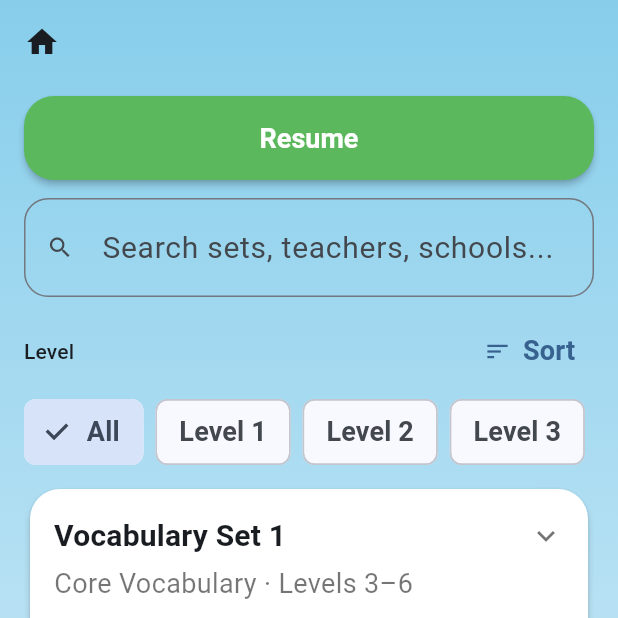
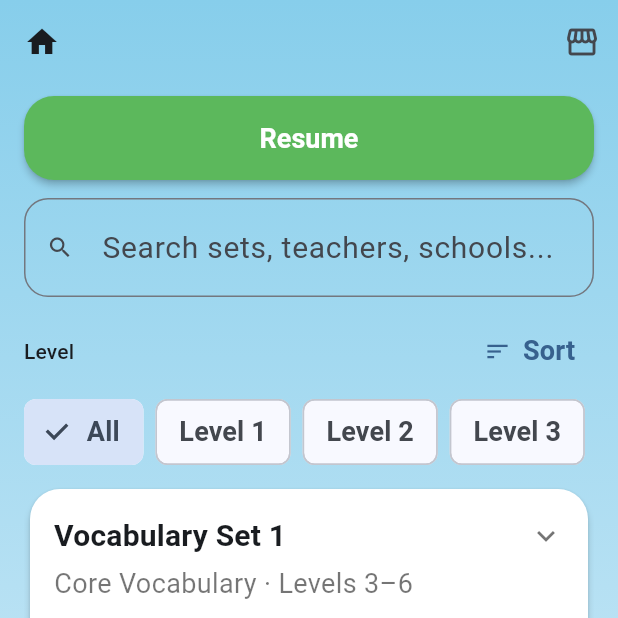
Before and after one commit to vtruong-systems/vocab-aloud-app, a Flutter app: the SetSelectionScreen screen opened by its route, on a phone screen of 412 x 824 dp, the top half of it. Run offline on Flutter 3.47's test engine with Material 3 defaults, Android fonts, the light colour scheme and no system bars; our stand-ins replace confetti, flutter_tts, shared_preferences, video_player; accounts and stored records are empty.

Commit message:
add store

```diff
--- a/lib/app.dart
+++ b/lib/app.dart
@@ -8,6 +8,7 @@ import 'screens/credits_screen.dart';
 import 'screens/create_profile_screen.dart';
 import 'screens/custom_lessons_screen.dart';
 import 'screens/edit_profile_screen.dart';
+import 'screens/icon_store_screen.dart';
 import 'screens/learn_words_screen.dart';
 import 'screens/profile_selection_screen.dart';
 import 'screens/progress_screen.dart';
@@ -19,6 +20,7 @@ import 'screens/splash_screen.dart';
 import 'screens/spell_it_screen.dart';
 import 'screens/type_it_screen.dart';
 import 'screens/word_list_screen.dart';
+import 'services/purchase_service.dart';
 import 'services/app_storage_service.dart';
 import 'services/text_to_speech_service.dart';
 import 'state/app_controller.dart';
@@ -33,10 +35,12 @@ class VocabApp extends StatelessWidget {
       providers: [
         Provider(create: (_) => AppStorageService()),
         Provider(create: (_) => TextToSpeechService()),
+        Provider<PurchaseService>(create: (_) => const StubPurchaseService()),
         ChangeNotifierProvider(
           create: (context) => AppController(
             storage: context.read<AppStorageService>(),
             tts: context.read<TextToSpeechService>(),
+            purchaseService: context.read<PurchaseService>(),
           ),
         ),
       ],
@@ -49,6 +53,7 @@ class VocabApp extends StatelessWidget {
           AppRoutes.createProfile: (_) => const CreateProfileScreen(),
           AppRoutes.profileSelection: (_) => const ProfileSelectionScreen(),
           AppRoutes.editProfile: (_) => const EditProfileScreen(),
+          AppRoutes.iconStore: (_) => const IconStoreScreen(),
           AppRoutes.setSelection: (_) => const SetSelectionScreen(),
           AppRoutes.setDashboard: (_) => const SetDashboardScreen(),
           AppRoutes.learnWords: (_) => const LearnWordsScreen(),
--- /dev/null
+++ b/lib/data/profile_icon_catalog.dart
@@ -0,0 +1,89 @@
+const presetEmojis = ['🦊', '🐶', '🐱', '🐻', '🦁', '🐸', '🐼', '🦄', '🌟', '📚'];
+
+const _emojiIds = {
+  '🦊': 'fox',
+  '🐶': 'dog',
+  '🐱': 'cat',
+  '🐻': 'bear',
+  '🦁': 'lion',
+  '🐸': 'frog',
+  '🐼': 'panda',
+  '🦄': 'unicorn',
+  '🌟': 'star',
+  '📚': 'books',
+};
+
+enum ProfileIconKind { emoji, premium }
+
+class ProfileIconEntry {
+  const ProfileIconEntry({
+    required this.id,
+    required this.kind,
+    this.emoji,
+    this.assetPath,
+    this.featured = false,
+    this.free = false,
+  });
+
+  final String id;
+  final ProfileIconKind kind;
+  final String? emoji;
+  final String? assetPath;
+  final bool featured;
+  final bool free;
+
+  /// Future App Store / Play SKU: vocab_icon_{id}
+  String get productId => 'vocab_icon_$id';
+
+  String get displayName {
+    if (kind == ProfileIconKind.emoji) return emoji ?? id;
+    return id[0].toUpperCase() + id.substring(1);
+  }
+}
+
+class ProfileIconCatalog {
+  ProfileIconCatalog._();
+
+  static final List<ProfileIconEntry> _emojiIcons = presetEmojis
+      .map(
+        (emoji) => ProfileIconEntry(
+          id: _emojiIds[emoji] ?? emoji,
+          kind: ProfileIconKind.emoji,
+          emoji: emoji,
+          free: true,
+        ),
+      )
+      .toList();
+
+  static const List<ProfileIconEntry> _premiumIcons = [
+    ProfileIconEntry(
+      id: 'octopus',
+      kind: ProfileIconKind.premium,
+      assetPath: 'assets/icons/premium/octopus.png',
+      featured: true,
+    ),
+  ];
+
+  static List<ProfileIconEntry> get allIcons => [
+        ..._emojiIcons,
+        ...List<ProfileIconEntry>.from(_premiumIcons)
+          ..sort((a, b) => a.id.compareTo(b.id)),
+      ];
+
+  static List<ProfileIconEntry> get featuredIcons =>
+      allIcons.where((entry) => entry.featured).toList();
+
+  static ProfileIconEntry? findById(String id) {
+    for (final entry in allIcons) {
+      if (entry.id == id) return entry;
+    }
+    return null;
+  }
+
+  static ProfileIconEntry? findEmojiEntry(String emoji) {
+    for (final entry in _emojiIcons) {
+      if (entry.emoji == emoji) return entry;
+    }
+    return null;
+  }
+}
--- a/lib/models/app_state.dart
+++ b/lib/models/app_state.dart
@@ -8,18 +8,21 @@ class AppState {
     this.profiles = const [],
     this.profileProgress = const {},
     this.settings = const AppSettings(),
+    this.ownedPremiumIconIds = const [],
   });
 
   final String? activeProfileId;
   final List<LocalProfile> profiles;
   final Map<String, ProfileProgress> profileProgress;
   final AppSettings settings;
+  final List<String> ownedPremiumIconIds;
 
   AppState copyWith({
     String? activeProfileId,
     List<LocalProfile>? profiles,
     Map<String, ProfileProgress>? profileProgress,
     AppSettings? settings,
+    List<String>? ownedPremiumIconIds,
     bool clearActiveProfile = false,
   }) {
     return AppState(
@@ -28,6 +31,7 @@ class AppState {
       profiles: profiles ?? this.profiles,
       profileProgress: profileProgress ?? this.profileProgress,
       settings: settings ?? this.settings,
+      ownedPremiumIconIds: ownedPremiumIconIds ?? this.ownedPremiumIconIds,
     );
   }
 
@@ -38,6 +42,7 @@ class AppState {
           (key, value) => MapEntry(key, value.toJson()),
         ),
         'settings': settings.toJson(),
+        'ownedPremiumIconIds': ownedPremiumIconIds,
       };
 
   factory AppState.fromJson(Map<String, dynamic> json) {
@@ -56,6 +61,9 @@ class AppState {
       settings: AppSettings.fromJson(
         json['settings'] as Map<String, dynamic>? ?? {},
       ),
+      ownedPremiumIconIds: (json['ownedPremiumIconIds'] as List<dynamic>? ?? [])
+          .map((item) => item as String)
+          .toList(),
     );
   }
 
--- a/lib/models/local_profile.dart
+++ b/lib/models/local_profile.dart
@@ -6,6 +6,7 @@ class LocalProfile {
     required this.displayName,
     required this.createdAt,
     this.avatarEmoji,
+    this.avatarPremiumId,
     this.maxGradeLevel,
   });
 
@@ -13,6 +14,7 @@ class LocalProfile {
   final String displayName;
   final DateTime createdAt;
   final String? avatarEmoji;
+  final String? avatarPremiumId;
   final GradeLevel? maxGradeLevel;
 
   GradeLevel get effectiveMaxGradeLevel =>
@@ -21,14 +23,18 @@ class LocalProfile {
   LocalProfile copyWith({
     String? displayName,
     String? avatarEmoji,
+    String? avatarPremiumId,
     GradeLevel? maxGradeLevel,
     bool clearMaxGradeLevel = false,
+    bool clearAvatarPremiumId = false,
   }) {
     return LocalProfile(
       id: id,
       displayName: displayName ?? this.displayName,
       createdAt: createdAt,
       avatarEmoji: avatarEmoji ?? this.avatarEmoji,
+      avatarPremiumId:
+          clearAvatarPremiumId ? null : (avatarPremiumId ?? this.avatarPremiumId),
       maxGradeLevel:
           clearMaxGradeLevel ? null : (maxGradeLevel ?? this.maxGradeLevel),
     );
@@ -39,6 +45,7 @@ class LocalProfile {
         'displayName': displayName,
         'createdAt': createdAt.toIso8601String(),
         'avatarEmoji': avatarEmoji,
+        if (avatarPremiumId != null) 'avatarPremiumId': avatarPremiumId,
         if (maxGradeLevel != null) 'maxGradeLevel': maxGradeLevel!.toJson(),
       };
 
@@ -48,6 +55,7 @@ class LocalProfile {
       displayName: json['displayName'] as String,
       createdAt: DateTime.parse(json['createdAt'] as String),
       avatarEmoji: json['avatarEmoji'] as String?,
+      avatarPremiumId: json['avatarPremiumId'] as String?,
       maxGradeLevel: GradeLevel.fromJson(json['maxGradeLevel'] as String?),
     );
   }
--- a/lib/navigation/routes.dart
+++ b/lib/navigation/routes.dart
@@ -16,4 +16,5 @@ class AppRoutes {
   static const credits = '/credits';
   static const correctAnswer = '/correct-answer';
   static const editProfile = '/edit-profile';
+  static const iconStore = '/icon-store';
 }
--- a/lib/screens/activity_screen.dart
+++ b/lib/screens/activity_screen.dart
@@ -25,8 +25,7 @@ class ActivityScreen extends StatelessWidget {
       );
     }
 
-    final subtitle =
-        '${profile.displayName} ${profile.avatarEmoji ?? presetEmojis.first}';
+    final subtitle = profile.displayName;
 
     return AppScaffold(
       title: 'Activity',
--- a/lib/screens/edit_profile_screen.dart
+++ b/lib/screens/edit_profile_screen.dart
@@ -3,6 +3,7 @@ import 'package:provider/provider.dart';
 
 import '../state/app_controller.dart';
 import '../widgets/app_scaffold.dart';
+import '../widgets/profile_avatar.dart';
 import '../widgets/profile_emoji_picker.dart';
 
 class EditProfileScreen extends StatelessWidget {
@@ -134,8 +135,7 @@ class EditProfileScreen extends StatelessWidget {
           final profile = controller.profiles[index];
           return Card(
             child: ListTile(
-              leading: Text(profile.avatarEmoji ?? presetEmojis.first,
-                  style: const TextStyle(fontSize: 28)),
+              leading: ProfileAvatar(profile: profile, size: 28),
               title: Text(profile.displayName),
               trailing: PopupMenuButton<String>(
                 onSelected: (value) async {
--- a/lib/screens/profile_selection_screen.dart
+++ b/lib/screens/profile_selection_screen.dart
@@ -7,6 +7,7 @@ import '../state/app_controller.dart';
 import '../theme/app_theme.dart';
 import '../utils/progress_helpers.dart';
 import '../widgets/app_scaffold.dart';
+import '../widgets/profile_avatar.dart';
 class ProfileSelectionScreen extends StatelessWidget {
   const ProfileSelectionScreen({super.key});
 
@@ -71,10 +72,7 @@ class ProfileSelectionScreen extends StatelessWidget {
                               mainAxisAlignment: MainAxisAlignment.center,
                               mainAxisSize: MainAxisSize.min,
                               children: [
-                                Text(
-                                  profile.avatarEmoji ?? '📚',
-                                  style: const TextStyle(fontSize: 26),
-                                ),
+                                ProfileAvatar(profile: profile, size: 26),
                                 const SizedBox(height: 2),
                                 Text(
                                   profile.displayName,
--- a/lib/screens/set_dashboard_screen.dart
+++ b/lib/screens/set_dashboard_screen.dart
@@ -8,7 +8,7 @@ import '../theme/app_theme.dart';
 import '../utils/progress_helpers.dart';
 import '../widgets/app_scaffold.dart';
 import '../widgets/practice_mode_button.dart';
-import '../widgets/profile_menu_button.dart';
+import '../widgets/profile_app_bar_actions.dart';
 import '../widgets/progress_bar_widget.dart';
 
 class SetDashboardScreen extends StatelessWidget {
@@ -60,7 +60,7 @@ class SetDashboardScreen extends StatelessWidget {
         icon: const Icon(Icons.arrow_back),
         onPressed: () => Navigator.pop(context),
       ),
-      actions: const [ProfileMenuButton()],
+      actions: const [ProfileAppBarActions()],
       body: Column(
         crossAxisAlignment: CrossAxisAlignment.stretch,
         children: [
--- a/lib/screens/set_selection_screen.dart
+++ b/lib/screens/set_selection_screen.dart
@@ -13,7 +13,7 @@ import '../utils/set_search.dart';
 import '../theme/app_theme.dart';
 import '../widgets/app_scaffold.dart';
 import '../widgets/home_icon_button.dart';
-import '../widgets/profile_menu_button.dart';
+import '../widgets/profile_app_bar_actions.dart';
 import '../widgets/word_set_card.dart';
 
 class SetSelectionScreen extends StatefulWidget {
@@ -220,7 +220,7 @@ class _SetSelectionScreenState extends State<SetSelectionScreen> {
 
     return AppScaffold(
       leading: const HomeIconButton(),
-      actions: const [ProfileMenuButton()],
+      actions: const [ProfileAppBarActions()],
       body: Column(
         crossAxisAlignment: CrossAxisAlignment.stretch,
         children: [
--- /dev/null
+++ b/lib/services/purchase_service.dart
@@ -0,0 +1,13 @@
+abstract class PurchaseService {
+  Future<bool> purchaseProduct(String productId);
+}
+
+class StubPurchaseService implements PurchaseService {
+  const StubPurchaseService();
+
+  @override
+  Future<bool> purchaseProduct(String productId) async {
+    await Future<void>.delayed(const Duration(milliseconds: 600));
+    return true;
+  }
+}
--- /dev/null
+++ b/lib/widgets/profile_app_bar_actions.dart
@@ -0,0 +1,23 @@
+import 'package:flutter/material.dart';
+
+import '../navigation/routes.dart';
+import 'profile_menu_button.dart';
+
+class ProfileAppBarActions extends StatelessWidget {
+  const ProfileAppBarActions({super.key});
+
+  @override
+  Widget build(BuildContext context) {
+    return Row(
+      mainAxisSize: MainAxisSize.min,
+      children: [
+        IconButton(
+          icon: const Icon(Icons.storefront_outlined),
+          tooltip: 'Icon store',
+          onPressed: () => Navigator.pushNamed(context, AppRoutes.iconStore),
+        ),
+        const ProfileMenuButton(),
+      ],
+    );
+  }
+}
--- a/lib/widgets/profile_menu_button.dart
+++ b/lib/widgets/profile_menu_button.dart
@@ -3,6 +3,7 @@ import 'package:provider/provider.dart';
 
 import '../navigation/routes.dart';
 import '../state/app_controller.dart';
+import 'profile_avatar.dart';
 
 enum _ProfileMenuAction { settings, activity, customLessons, switchUser }
 
@@ -13,8 +14,6 @@ class ProfileMenuButton extends StatelessWidget {
   Widget build(BuildContext context) {
     final profile = context.watch<AppController>().activeProfile;
     if (profile == null) return const SizedBox.shrink();
-
-    final emoji = profile.avatarEmoji ?? presetEmojis.first;
 
     return PopupMenuButton<_ProfileMenuAction>(
       offset: const Offset(0, 48),
@@ -56,7 +55,7 @@ class ProfileMenuButton extends StatelessWidget {
         child: Row(
           mainAxisSize: MainAxisSize.min,
           children: [
-            Text(emoji, style: const TextStyle(fontSize: 28)),
+            ProfileAvatar(profile: profile),
             const SizedBox(width: 4),
             ConstrainedBox(
               constraints: const BoxConstraints(maxWidth: 72),
--- a/pubspec.yaml
+++ b/pubspec.yaml
@@ -86,6 +86,7 @@ flutter:
 
   assets:
     - assets/media/sponsor_video.mp4
+    - assets/icons/premium/
 
   # An image asset can refer to one or more resolution-specific "variants", see
   # https://flutter.dev/to/resolution-aware-images
```
Also changed, not shown: lib/screens/icon_store_screen.dart (added, +267 -0 lines), lib/state/app_controller.dart (+72 -3 lines), lib/widgets/profile_avatar.dart (added, +70 -0 lines), lib/widgets/profile_icon_tile.dart (added, +79 -0 lines), pubspec.lock, 2 other files.
